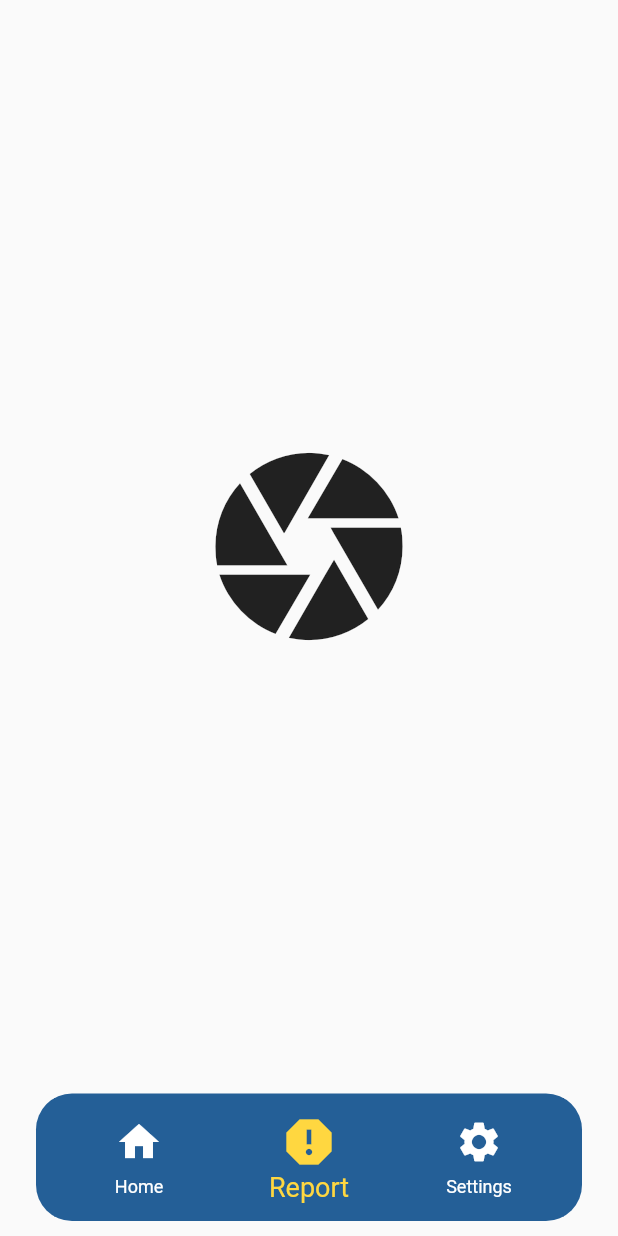
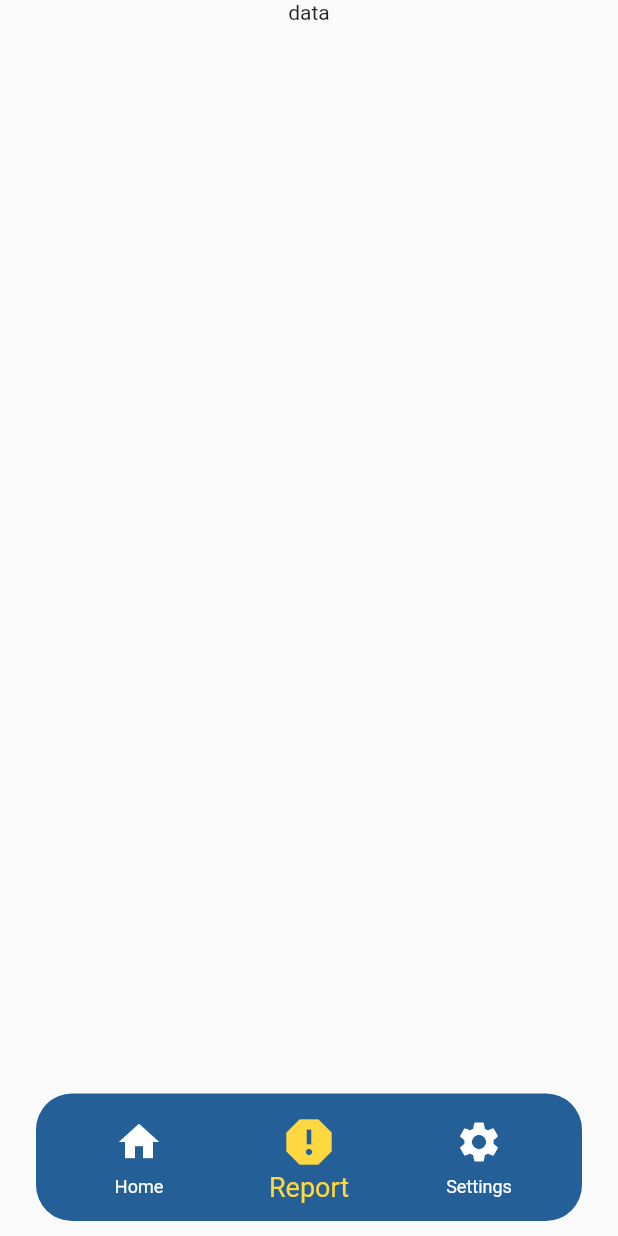
Before and after one commit to kaanakyalcin/simple_pomodoro, a Flutter app: the screen it shows after launch, item 2 of the bottom bar chosen, on a phone screen of 412 x 824 dp. Run offline on Flutter 3.47's test engine with Material 2 defaults, Android fonts, the phone set to English and light mode, and no system bars; drawn by our look-alikes of flutter_settings_screens; our stand-ins replace shared_preferences, sqflite; accounts and stored records are empty.

Commit message:
report ui added

```diff
--- a/lib/core/utils/theme.dart
+++ b/lib/core/utils/theme.dart
@@ -7,4 +7,15 @@ class CustomColor {
   static const Color textFieldBackground = Color(0x1E000000);
   static const Color hintColor = Color(0x99000000);
   static const Color statusBarColor = Color(0x1e000000);
+
+  static const Color contentColorBlack = Colors.black;
+  static const Color contentColorWhite = Colors.white;
+  static const Color contentColorBlue = Color(0xFF2196F3);
+  static const Color contentColorYellow = Color(0xFFFFC300);
+  static const Color contentColorOrange = Color(0xFFFF683B);
+  static const Color contentColorGreen = Color(0xFF3BFF49);
+  static const Color contentColorPurple = Color(0xFF6E1BFF);
+  static const Color contentColorPink = Color(0xFFFF3AF2);
+  static const Color contentColorRed = Color(0xFFE80054);
+  static const Color contentColorCyan = Color(0xFF50E4FF);
 }
--- a/lib/main.dart
+++ b/lib/main.dart
@@ -1,6 +1,7 @@
 import 'package:flutter/material.dart';
 import 'package:flutter_settings_screens/flutter_settings_screens.dart';
 import 'package:simple_pomodoro/ui/Home/home.dart';
+import 'package:simple_pomodoro/ui/Report/report.dart';
 import 'package:simple_pomodoro/ui/Settings/settings.dart';
 import 'core/utils/theme.dart';
 
@@ -52,10 +53,7 @@ class _MyHomePageState extends State<MyHomePage> {
 
   static const List<Widget> _pages = <Widget>[
     HomeUI(),
-    Icon(
-      Icons.camera,
-      size: 150,
-    ),
+    ReportUI(),
     SettingsUI()
   ];
 
@@ -66,7 +64,7 @@ class _MyHomePageState extends State<MyHomePage> {
           child: _pages.elementAt(_selectedIndex),
         ),
         bottomNavigationBar: Padding(
-          padding: EdgeInsets.only(bottom: 10),
+          padding: const EdgeInsets.only(bottom: 10),
           child: SafeArea(
               child: Container(
                   padding: const EdgeInsets.fromLTRB(12, 3, 12, 3),
--- /dev/null
+++ b/lib/ui/Report/report.dart
@@ -0,0 +1,57 @@
+import 'package:flutter/material.dart';
+import 'package:simple_pomodoro/core/db/pomodoro_db.dart';
+import 'package:simple_pomodoro/core/utils/theme.dart';
+import 'package:simple_pomodoro/models/event.dart';
+import 'package:simple_pomodoro/models/event_type.dart';
+
+class ReportUI extends StatefulWidget {
+  const ReportUI({super.key});
+
+  @override
+  State<ReportUI> createState() => _ReportUIState();
+}
+
+class _ReportUIState extends State<ReportUI> {
+  List<EventType> types = [];
+  List<Event> events = [];
+
+  @override
+  void initState() {
+    super.initState();
+    getTypes();
+    getEvents();
+  }
+
+  Future getEvents() async {
+    var _events = await PomodoroDatabase.instance.readAllEvents();
+    setState(() {
+      events = _events;
+    });
+  }
+
+  Future getTypes() async {
+    var _types = await PomodoroDatabase.instance.readAllTypes();
+    setState(() {
+      types = _types;
+    });
+  }
+
+  final Color barBackgroundColor =
+      CustomColor.contentColorWhite.withOpacity(0.3);
+  final Color barColor = CustomColor.contentColorWhite;
+  final Color touchedBarColor = CustomColor.contentColorGreen;
+
+  final Duration animDuration = const Duration(milliseconds: 250);
+
+  int touchedIndex = -1;
+
+  bool isPlaying = false;
+
+  @override
+  Widget build(BuildContext context) {
+    return SafeArea(
+        child: Column(
+      children: [Text('data')],
+    ));
+  }
+}
--- a/pubspec.yaml
+++ b/pubspec.yaml
@@ -35,7 +35,7 @@ dependencies:
   path: ^1.8.2
   flutter_settings_screens: ^0.3.3-null-safety+2
   shared_preferences: ^2.1.0
-
+  fl_chart: ^0.61.0
 
   # The following adds the Cupertino Icons font to your application.
   # Use with the CupertinoIcons class for iOS style icons.
```
Also changed, not shown: lib/ui/Home/home.dart (+37 -4 lines), lib/ui/Settings/settings.dart (+26 -0 lines), pubspec.lock.
